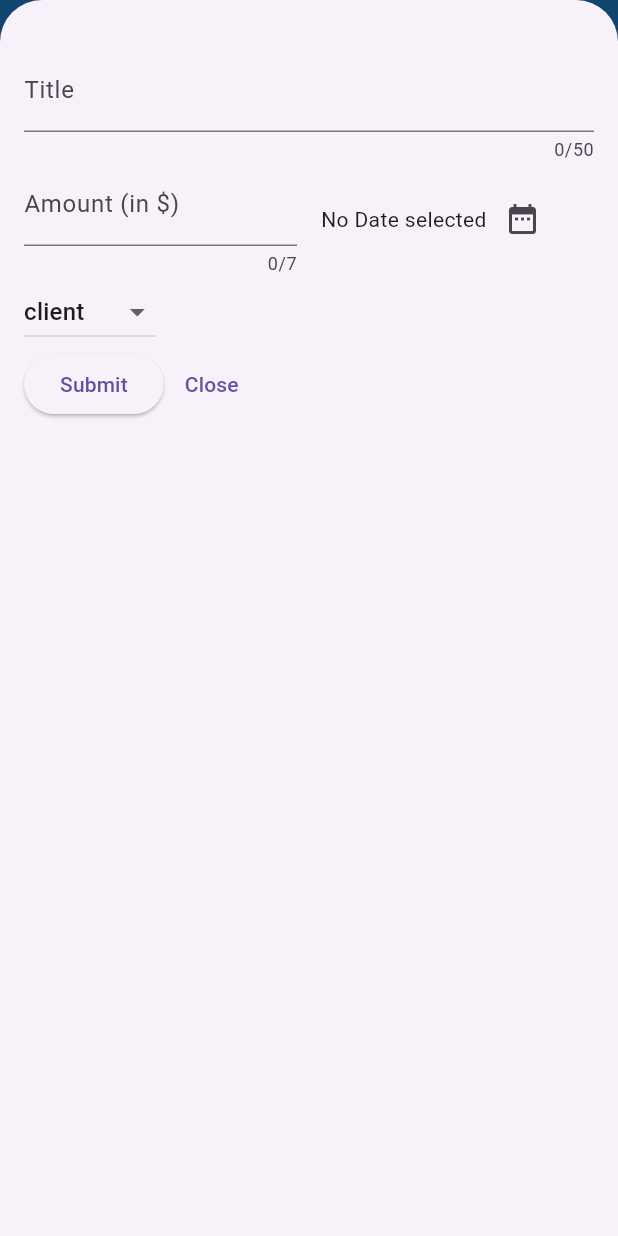
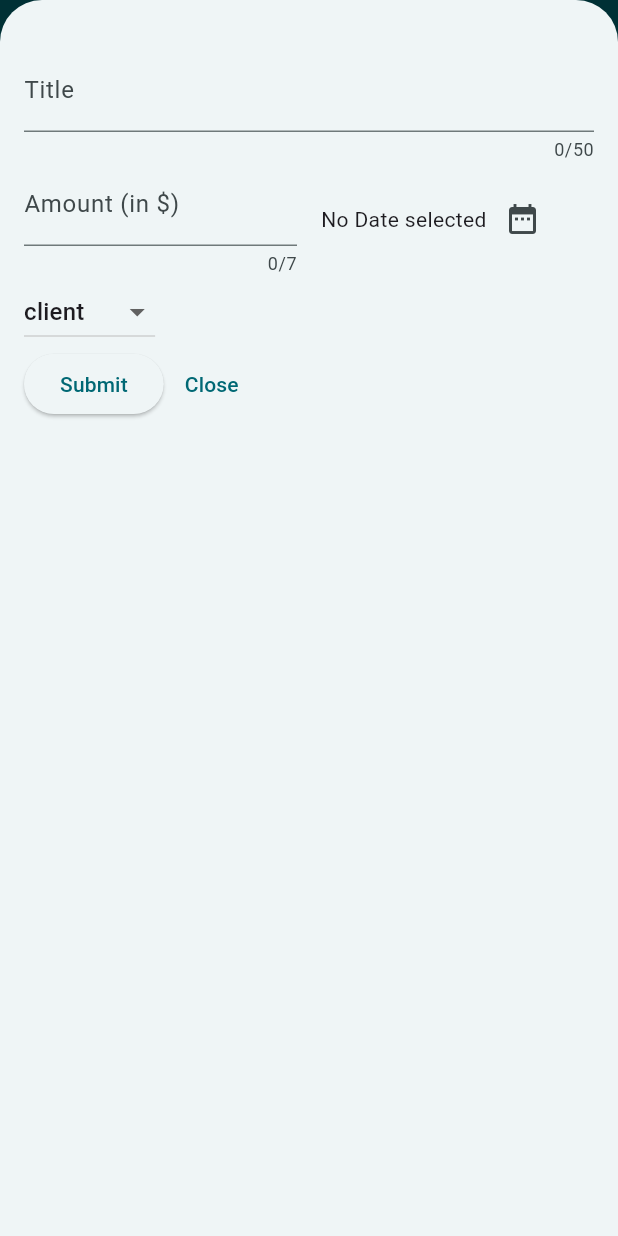
Before and after one commit to kaushalbundel/flutter_expense_tracker, a Flutter app: the screen it shows after launch, after a tap on the "add" icon, on a phone screen of 412 x 824 dp. Run offline on Flutter 3.47's test engine with Material 3 defaults, Android fonts, the phone set to English and light mode, and no system bars.

Commit message:
Themeing added

```diff
--- a/lib/main.dart
+++ b/lib/main.dart
@@ -1,6 +1,24 @@
 import 'package:flutter/material.dart';
 import 'package:expense_tracker/widgets/expenses.dart';
 
+// setting the primary color of the color colorScheme
+
+var kcolorScheme = ColorScheme.fromSeed(seedColor: Colors.white10);
+// what does it mean to add the color from seed vs normal color adding which is fromswatch
+// What is the most commonly used way of adding colors
+// Does themeing with the Theme() constructor needs the entire thing (all the parameters that should be set) to be added
+
 void main() {
-  runApp(const MaterialApp(home: Expenses()));
+  runApp(
+    MaterialApp(
+      home: const Expenses(),
+      theme: ThemeData().copyWith(
+        colorScheme: kcolorScheme,
+        appBarTheme: AppBarTheme(
+          backgroundColor: kcolorScheme.primary,
+          foregroundColor: kcolorScheme.onPrimary,
+        ),
+      ),
+    ),
+  );
 }
--- a/lib/widgets/expense/new_expense_modal.dart
+++ b/lib/widgets/expense/new_expense_modal.dart
@@ -34,7 +34,8 @@ class _NewExpenseModalState extends State<NewExpenseModal> {
       context: context,
       firstDate: currentDate,
       lastDate: lastDate,
-    );
+
+  );
 
     setState(() {
       _selectedDate = pickedDate;
--- a/lib/widgets/expenses.dart
+++ b/lib/widgets/expenses.dart
@@ -113,7 +113,6 @@ class _ExpensesState extends State<Expenses> {
     return Scaffold(
       appBar: AppBar(
         title: const Text("Expenses"),
-        backgroundColor: Colors.blue,
         actions: [
           IconButton(onPressed: _addBottomModal, icon: const Icon(Icons.add)),
         ],
```
